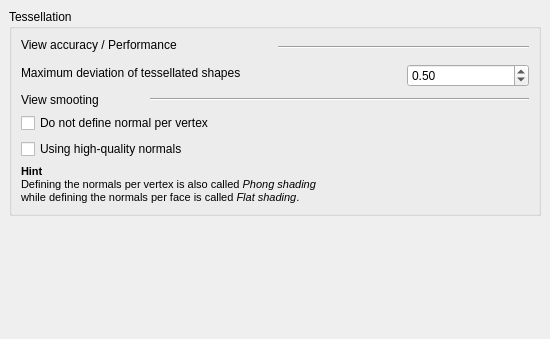
berndhahnebach/All_FreeCAD, file src/Mod/Part/Gui/DlgSettings3DViewPart.ui: the form before one commit.
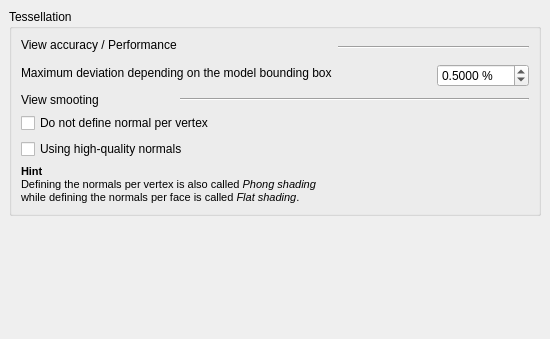
The form after the commit. Custom widgets are drawn as their Qt base class.

Commit message: + make deflection parameter for tessellation dependent on object size

```diff
--- a/src/Mod/Part/Gui/DlgSettings3DViewPart.ui
+++ b/src/Mod/Part/Gui/DlgSettings3DViewPart.ui
@@ -82,8 +82,8 @@
           <property name="whatsThis" >
            <string>&lt;html>&lt;head>&lt;meta name="qrichtext" content="1" />&lt;/head>&lt;body style=" white-space: pre-wrap; font-family:MS Shell Dlg 2; font-size:7.8pt; font-weight:400; font-style:normal; text-decoration:none;">&lt;p style=" margin-top:0px; margin-bottom:0px; margin-left:0px; margin-right:0px; -qt-block-indent:0; text-indent:0px;">&lt;span style=" font-weight:600;">Tessellation&lt;/span>&lt;/p>&lt;p style="-qt-paragraph-type:empty; margin-top:0px; margin-bottom:0px; margin-left:0px; margin-right:0px; -qt-block-indent:0; text-indent:0px; font-weight:600;">&lt;/p>&lt;p style=" margin-top:0px; margin-bottom:0px; margin-left:0px; margin-right:0px; -qt-block-indent:0; text-indent:0px; font-weight:600;">&lt;span style=" font-weight:400;">Defines the maximum deviation of the tessellated mesh to the surface. The smaller the value is the slower the render speed and the nicer the appearance are.&lt;/span>&lt;/p>&lt;/body>&lt;/html></string>
           </property>
-          <property name="text" >
-           <string>Maximum deviation of tessellated shapes</string>
+          <property name="text">
+           <string>Maximum deviation depending on the model bounding box</string>
           </property>
          </widget>
         </item>
@@ -101,21 +101,27 @@
           </property>
          </widget>
         </item>
-        <item row="2" column="3" >
-         <widget class="Gui::PrefDoubleSpinBox" name="prefFloatSpinBox1" >
-          <property name="maximum" >
-           <double>100</double>
+        <item row="2" column="3">
+         <widget class="Gui::PrefDoubleSpinBox" name="prefFloatSpinBox1">
+          <property name="suffix">
+           <string> %</string>
           </property>
-          <property name="minimum" >
-           <double>0.01</double>
+          <property name="decimals">
+           <number>4</number>
           </property>
-          <property name="singleStep" >
-           <double>0.01</double>
+          <property name="minimum">
+           <double>0.010000000000000</double>
           </property>
-          <property name="value" >
-           <double>0.5</double>
+          <property name="maximum">
+           <double>100.000000000000000</double>
           </property>
-          <property name="prefEntry" stdset="0" >
+          <property name="singleStep">
+           <double>0.010000000000000</double>
+          </property>
+          <property name="value">
+           <double>0.500000000000000</double>
+          </property>
+          <property name="prefEntry" stdset="0">
            <cstring>MeshDeviation</cstring>
           </property>
           <property name="prefPath" stdset="0" >
@@ -142,12 +148,10 @@
           </property>
          </widget>
         </item>
-        <item rowspan="2" row="0" column="2" colspan="2" >
-         <widget class="Line" name="line2" >
-          <property name="sizePolicy" >
-           <sizepolicy>
-            <hsizetype>3</hsizetype>
-            <vsizetype>0</vsizetype>
+        <item row="0" column="2" rowspan="2" colspan="2">
+         <widget class="Line" name="line2">
+          <property name="sizePolicy">
+           <sizepolicy hsizetype="MinimumExpanding" vsizetype="Fixed">
             <horstretch>0</horstretch>
             <verstretch>0</verstretch>
            </sizepolicy>
@@ -170,12 +174,10 @@
           </property>
          </widget>
         </item>
-        <item row="3" column="1" colspan="3" >
-         <widget class="Line" name="line2_2_2" >
-          <property name="sizePolicy" >
-           <sizepolicy>
-            <hsizetype>3</hsizetype>
-            <vsizetype>0</vsizetype>
+        <item row="3" column="1" colspan="3">
+         <widget class="Line" name="line2_2_2">
+          <property name="sizePolicy">
+           <sizepolicy hsizetype="MinimumExpanding" vsizetype="Fixed">
             <horstretch>0</horstretch>
             <verstretch>0</verstretch>
            </sizepolicy>
@@ -198,7 +200,7 @@
    </item>
   </layout>
  </widget>
- <layoutdefault spacing="6" margin="11" />
+ <layoutdefault spacing="6" margin="11"/>
  <pixmapfunction>qPixmapFromMimeSource</pixmapfunction>
  <customwidgets>
   <customwidget>
```
Left out of the diff: 124 changed lines with no effect on the pictures. The commit also changes 2 other files.
